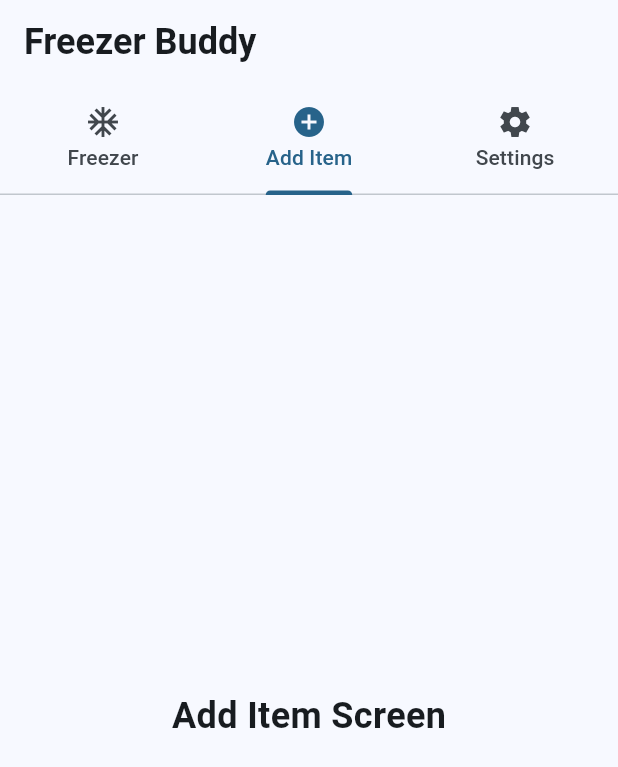
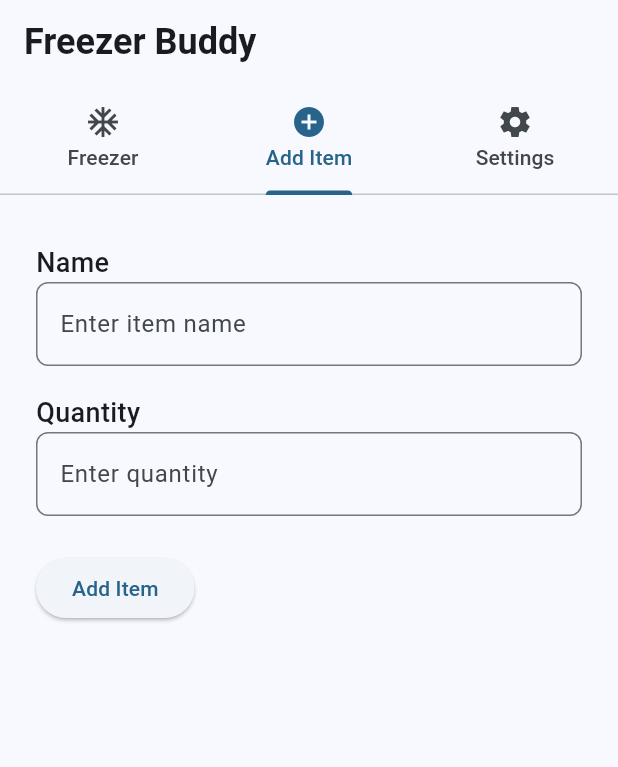
Before and after one commit to martin-rohwedder/Freezer-Buddy, a Flutter app: the screen it shows after launch, tab 2 chosen, on a phone screen of 412 x 824 dp. Shown: the top 767 px of the screen. Run offline on Flutter 3.47's test engine with Material 3 defaults, Android fonts, the light colour scheme and no system bars.

Commit message:
Form fields added for name and quantity

```diff
--- a/lib/screens/add_item_screen.dart
+++ b/lib/screens/add_item_screen.dart
@@ -1,14 +1,109 @@
 import 'package:flutter/material.dart';
 
-class AddItemScreen extends StatelessWidget {
+class AddItemScreen extends StatefulWidget {
   const AddItemScreen({super.key});
 
   @override
+  State<AddItemScreen> createState() => _AddItemScreenState();
+}
+
+class _AddItemScreenState extends State<AddItemScreen> {
+  final _formKey = GlobalKey<FormState>();
+  final TextEditingController _nameController = TextEditingController();
+  final TextEditingController _quantityController = TextEditingController();
+
+  @override
+  void dispose() {
+    // Clean up the controllers when the widget is disposed
+    _nameController.dispose();
+    _quantityController.dispose();
+    super.dispose();
+  }
+
+  @override
   Widget build(BuildContext context) {
-    return Center(
-      child: Text(
-        'Add Item Screen',
-        style: TextStyle(fontSize: 24, fontWeight: FontWeight.w600),
+    return Form(
+      key: _formKey,
+      child: Padding(
+        padding: const EdgeInsets.symmetric(
+          horizontal: 24.0,
+        ).add(const EdgeInsets.symmetric(vertical: 32.0)),
+        child: Row(
+          children: [
+            Expanded(
+              child: Column(
+                crossAxisAlignment: CrossAxisAlignment.start,
+                children: [
+                  Text(
+                    'Name',
+                    style: TextStyle(fontSize: 18, fontWeight: FontWeight.w500),
+                  ),
+                  TextFormField(
+                    decoration: InputDecoration(
+                      hintText: 'Enter item name',
+                      border: OutlineInputBorder(
+                        borderRadius: BorderRadius.circular(8.0),
+                      ),
+                    ),
+                    controller: _nameController,
+                    validator: (value) {
+                      if (value == null || value.isEmpty) {
+                        return 'Please enter an item name';
+                      }
+                      return null;
+                    },
+                  ),
+                  Container(height: 18.0),
+                  Text(
+                    'Quantity',
+                    style: TextStyle(fontSize: 18, fontWeight: FontWeight.w500),
+                  ),
+                  TextFormField(
+                    decoration: InputDecoration(
+                      hintText: 'Enter quantity',
+                      border: OutlineInputBorder(
+                        borderRadius: BorderRadius.circular(8.0),
+                      ),
+                    ),
+                    controller: _quantityController,
+                    validator: (value) {
+                      if (value == null || value.isEmpty) {
+                        return 'Please enter a quantity';
+                      }
+                      if (int.tryParse(value) == null) {
+                        return 'Please enter a valid number';
+                      }
+                      if (int.parse(value) <= 0) {
+                        return 'Quantity must be greater than zero';
+                      }
+                      return null;
+                    },
+                  ),
+                  Container(height: 24.0),
+                  ElevatedButton(
+                    onPressed: () {
+                      if (_formKey.currentState!.validate()) {
+                        // Handle form submission
+                        ScaffoldMessenger.of(context).showSnackBar(
+                          SnackBar(
+                            content: Text(
+                              'Item added successfully: ${_nameController.text} - ${_quantityController.text}',
+                            ),
+                          ),
+                        );
+
+                        // Clear the form fields after submission
+                        _nameController.clear();
+                        _quantityController.clear();
+                      }
+                    },
+                    child: const Text('Add Item'),
+                  ),
+                ],
+              ),
+            ),
+          ],
+        ),
       ),
     );
   }
```
